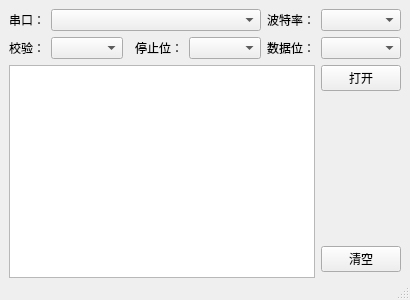
Above: upper/serial_panel/mainwindow.ui from chaosannals/exert-qt6 before the change. Below: the same form after it.
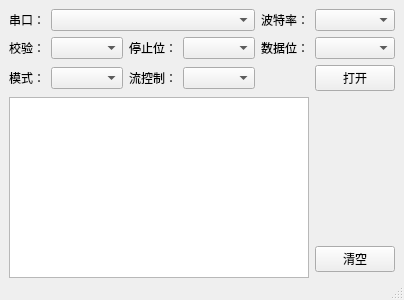
That is the form after the change.

What changed in the file:
```diff
--- a/upper/serial_panel/mainwindow.ui
+++ b/upper/serial_panel/mainwindow.ui
@@ -35,16 +35,6 @@
       </property>
      </widget>
     </item>
-    <item row="2" column="0" rowspan="5" colspan="6">
-     <widget class="QTextEdit" name="outputTextEdit">
-      <property name="sizePolicy">
-       <sizepolicy hsizetype="Expanding" vsizetype="Expanding">
-        <horstretch>1</horstretch>
-        <verstretch>0</verstretch>
-       </sizepolicy>
-      </property>
-     </widget>
-    </item>
     <item row="5" column="6">
      <widget class="QPushButton" name="clearButton">
       <property name="sizePolicy">
@@ -105,16 +95,6 @@
       </property>
      </widget>
     </item>
-    <item row="0" column="1" colspan="4">
-     <widget class="QComboBox" name="serialPortComboBox">
-      <property name="sizePolicy">
-       <sizepolicy hsizetype="Preferred" vsizetype="Fixed">
-        <horstretch>1</horstretch>
-        <verstretch>0</verstretch>
-       </sizepolicy>
-      </property>
-     </widget>
-    </item>
     <item row="1" column="4">
      <widget class="QComboBox" name="stopBitsComboBox"/>
     </item>
@@ -132,9 +112,49 @@
       </property>
      </widget>
     </item>
-    <item row="1" column="1">
+    <item row="3" column="0" rowspan="4" colspan="6">
+     <widget class="QTextEdit" name="outputTextEdit">
+      <property name="sizePolicy">
+       <sizepolicy hsizetype="Expanding" vsizetype="Expanding">
+        <horstretch>1</horstretch>
+        <verstretch>0</verstretch>
+       </sizepolicy>
+      </property>
+     </widget>
+    </item>
+    <item row="2" column="0">
+     <widget class="QLabel" name="modeLabel">
+      <property name="text">
+       <string>模式：</string>
+      </property>
+     </widget>
+    </item>
+    <item row="2" column="3">
+     <widget class="QLabel" name="flowControlLabel">
+      <property name="text">
+       <string>流控制：</string>
+      </property>
+     </widget>
+    </item>
+    <item row="0" column="1" colspan="4">
+     <widget class="QComboBox" name="serialPortComboBox">
+      <property name="sizePolicy">
+       <sizepolicy hsizetype="Preferred" vsizetype="Fixed">
+        <horstretch>1</horstretch>
+        <verstretch>0</verstretch>
+       </sizepolicy>
+      </property>
+     </widget>
+    </item>
+    <item row="1" column="1" colspan="2">
      <widget class="QComboBox" name="parityComboBox"/>
     </item>
+    <item row="2" column="1" colspan="2">
+     <widget class="QComboBox" name="modeComboBox"/>
+    </item>
+    <item row="2" column="4">
+     <widget class="QComboBox" name="flowControlComboBox"/>
+    </item>
    </layout>
   </widget>
   <widget class="QMenuBar" name="menubar">
```
